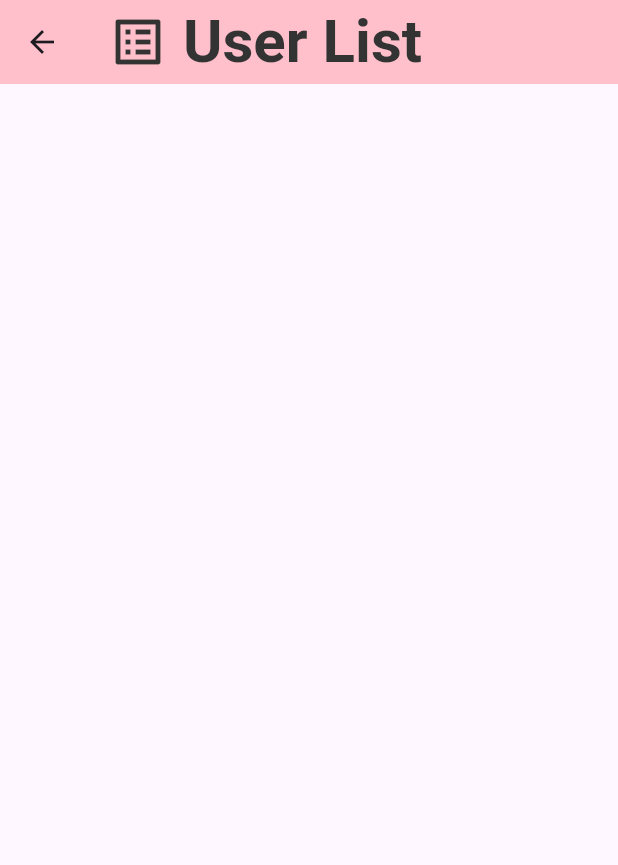
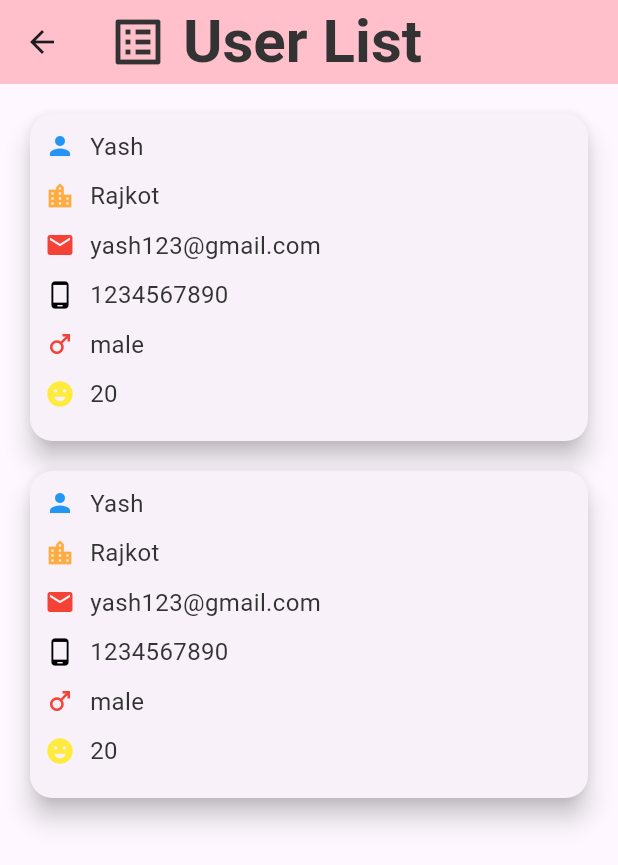
Before and after one commit to Yash-Kakadiya/App-Devlopment, a Flutter app: the screen it shows after launch, after a tap on "User List", on a phone screen of 412 x 824 dp. Shown: the top 865 px of the screen. Run offline on Flutter 3.47's test engine with Material 3 defaults, Android fonts, the phone set to English and light mode, and no system bars.

Commit message:
dummy data, userList screen

```diff
--- a/matrimony_app/lib/screens/add_user_screen.dart
+++ b/matrimony_app/lib/screens/add_user_screen.dart
@@ -1,6 +1,7 @@
 import 'package:flutter/material.dart';
 import 'package:matrimony_app/utils/components.dart';
 import '../utils/app_colors.dart';
+import '../utils/string_const.dart';
 import '../utils/user_model.dart';
 
 class AddUserScreen extends StatefulWidget {
@@ -12,8 +13,6 @@ class AddUserScreen extends StatefulWidget {
 
 class _AddUserScreenState extends State<AddUserScreen> {
   GlobalKey<FormState> formKey = GlobalKey();
-
-  UserModel userModelObj = UserModel();
 
   List<String> citiesList = [
     'Rajkot',
@@ -58,7 +57,10 @@ class _AddUserScreenState extends State<AddUserScreen> {
   @override
   Widget build(BuildContext context) {
     return Scaffold(
-        appBar: Components.getAppBar(icon: Icons.person_add, title: 'Add User'),
+        appBar: Components.getAppBar(
+          icon: Icons.person_add,
+          title: 'Add User',
+        ),
         body: SingleChildScrollView(
           padding: const EdgeInsets.all(15),
           child: Form(
@@ -217,6 +219,7 @@ class _AddUserScreenState extends State<AddUserScreen> {
                         ),
                       );
                       dob = '${date!.day}-${date!.month}-${date!.year}';
+                      setState(() {});
                     },
                     child: Container(
                       padding: const EdgeInsets.all(10),
@@ -420,6 +423,19 @@ class _AddUserScreenState extends State<AddUserScreen> {
   void saveForm() {
     if (formKey.currentState!.validate()) {
       print('Form Saved');
+      UserModel.addUser(
+        name: fullNameController.text,
+        email: emailController.text,
+        password: passwordController.text,
+        mobile: mobileController.text,
+        dob: dob,
+        age: '18',
+        city: cityController!,
+        gender: genderController!,
+        hobbies: hobbies,
+      );
+      print(UserModel.getUserList());
+      resetForm();
     }
   }
 
@@ -469,8 +485,12 @@ class _AddUserScreenState extends State<AddUserScreen> {
   }
 
   bool isUserRegistered(String value) {
-    List userList = userModelObj.getUserList();
-    userList.contains(value);
-    return true;
+    var userList = UserModel.userList;
+    for (int i = 0; i < userList.length; i++) {
+      if (userList[i][MOBILE] == value) {
+        return true;
+      }
+    }
+    return false;
   }
 }
--- a/matrimony_app/lib/screens/dashboard_screen.dart
+++ b/matrimony_app/lib/screens/dashboard_screen.dart
@@ -27,51 +27,38 @@ class _DashboardScreenState extends State<DashboardScreen> {
         ),
         backgroundColor: AppColors.primary,
       ),
-      body: Container(
-        color: AppColors.background,
+      body: SizedBox(
+        width: 500,
         child: Padding(
           padding: const EdgeInsets.all(10),
-          child: Column(
-            mainAxisAlignment: MainAxisAlignment.center,
+          child: GridView.count(
+            crossAxisCount: 2,
+            mainAxisSpacing: 10,
+            crossAxisSpacing: 10,
             children: [
-              Row(
-                mainAxisAlignment: MainAxisAlignment.spaceEvenly,
-                children: [
-                  _dashBoardBtn(
+              dashBoardBtn(
                 btnName: 'Add User',
                 icon: Icons.person_add,
+                iconColor: Colors.blue,
                 screen: const AddUserScreen(),
               ),
-                  const SizedBox(
-                    height: 10,
-                  ),
-                  _dashBoardBtn(
+              dashBoardBtn(
                 btnName: 'User List',
                 icon: Icons.list_alt,
+                iconColor: Colors.greenAccent,
                 screen: const UserListScreen(),
-                  )
-                ],
               ),
-              const SizedBox(
-                height: 20,
-              ),
-              Row(
-                mainAxisAlignment: MainAxisAlignment.spaceEvenly,
-                children: [
-                  _dashBoardBtn(
+              dashBoardBtn(
                 btnName: 'Favourite',
                 icon: Icons.favorite,
+                iconColor: Colors.red,
                 screen: const FavouriteUserScreen(),
               ),
-                  const SizedBox(
-                    height: 10,
-                  ),
-                  _dashBoardBtn(
+              dashBoardBtn(
                 btnName: 'About Us',
                 icon: Icons.menu_book,
+                iconColor: Colors.orange,
                 screen: const AboutUsScreen(),
-                  )
-                ],
               ),
             ],
           ),
@@ -80,53 +67,48 @@ class _DashboardScreenState extends State<DashboardScreen> {
     );
   }
 
-  Widget _dashBoardBtn({
+  Widget dashBoardBtn({
     required String btnName,
     required IconData icon,
+    required Color iconColor,
     required Widget screen,
   }) {
-    return Container(
-      height: 100,
-      decoration: BoxDecoration(
-        color: Colors.black,
-        borderRadius: BorderRadius.circular(30.0),
-        boxShadow: [
-          BoxShadow(
-            color: Colors.black.withOpacity(0.2),
-            offset: const Offset(0, 4),
-            blurRadius: 6,
+    return ElevatedButton(
+      style: ElevatedButton.styleFrom(
+        backgroundColor: Colors.white,
+        shape: RoundedRectangleBorder(
+          borderRadius: BorderRadius.circular(15),
         ),
-        ],
+        elevation: 7,
+        padding: const EdgeInsets.all(10),
       ),
-      child: InkWell(
-        child: ElevatedButton(
       onPressed: () {
-            Navigator.of(context).push(MaterialPageRoute(
+        Navigator.push(
+            context,
+            MaterialPageRoute(
               builder: (context) => screen,
             ));
       },
-          style: const ButtonStyle(
-            backgroundColor: WidgetStatePropertyAll(AppColors.secondary),
-          ),
       child: Column(
         mainAxisAlignment: MainAxisAlignment.center,
         children: [
           Icon(
             icon,
-                size: 40,
-                color: AppColors.accent,
+            size: 50,
+            color: iconColor,
+          ),
+          const SizedBox(
+            height: 7,
           ),
           Text(
             btnName,
             style: const TextStyle(
               fontSize: 20,
-                  color: AppColors.cardBackground,
               fontWeight: FontWeight.bold,
-                ),
-              )
-            ],
+              color: Colors.black,
             ),
           ),
+        ],
       ),
     );
   }
--- /dev/null
+++ b/matrimony_app/lib/screens/user_detail_screen.dart
@@ -0,0 +1,19 @@
+import 'package:flutter/material.dart';
+import 'package:matrimony_app/utils/components.dart';
+
+import '../utils/app_colors.dart';
+
+class UserDetailScreen extends StatelessWidget {
+  int? id;
+  UserDetailScreen({super.key, required int this.id});
+
+  @override
+  Widget build(BuildContext context) {
+    return Scaffold(
+      appBar: Components.getAppBar(
+        icon: Icons.person,
+        title: 'User Details',
+      ),
+    );
+  }
+}
--- a/matrimony_app/lib/screens/user_list_screen.dart
+++ b/matrimony_app/lib/screens/user_list_screen.dart
@@ -1,6 +1,10 @@
 import 'package:flutter/material.dart';
+import 'package:matrimony_app/screens/user_detail_screen.dart';
+import 'package:matrimony_app/utils/components.dart';
+import 'package:matrimony_app/utils/user_model.dart';
 
 import '../utils/app_colors.dart';
+import '../utils/string_const.dart';
 
 class UserListScreen extends StatelessWidget {
   const UserListScreen({super.key});
@@ -8,30 +12,109 @@ class UserListScreen extends StatelessWidget {
   @override
   Widget build(BuildContext context) {
     return Scaffold(
-      appBar: AppBar(
-        title: const Row(
+      appBar: Components.getAppBar(
+        icon: Icons.list_alt,
+        title: 'User List',
+      ),
+      body: getUserListView(),
+    );
+  }
+
+  Widget getUserListView() {
+    return ListView.builder(
+      padding: EdgeInsets.all(10),
+      itemCount: UserModel.userList.length,
+      itemBuilder: (context, index) {
+        var user = UserModel.userList[index];
+        return GestureDetector(
+          onTap: () {
+            Navigator.push(
+              context,
+              MaterialPageRoute(
+                builder: (context) => UserDetailScreen(
+                  id: index,
+                ),
+              ),
+            );
+          },
+          child: getCardView(user: user),
+        );
+      },
+    );
+  }
+
+  Widget getCardView({required user}) {
+    return Card(
+      margin: const EdgeInsets.all(10),
+      shape: RoundedRectangleBorder(
+        borderRadius: BorderRadius.circular(15.0),
+      ),
+      elevation: 7,
+      child: Padding(
+        padding: EdgeInsets.all(10),
+        child: Column(
+          crossAxisAlignment: CrossAxisAlignment.start,
           children: [
-            Icon(
-              Icons.list_alt,
-              size: 40,
-              weight: 400,
-              color: AppColors.textDark,
+            rowOfCard(
+              icon: Icons.person,
+              iconColor: Colors.blue,
+              data: user[NAME],
             ),
-            SizedBox(
-              width: 10,
+            SizedBox(height: 10,),
+            rowOfCard(
+              icon: Icons.location_city,
+              iconColor: Colors.orangeAccent,
+              data: user[CITY],
             ),
-            Text(
-              'User List',
-              style: TextStyle(
-                fontSize: 40,
-                fontWeight: FontWeight.bold,
-                color: AppColors.textDark,
-              ),
+            SizedBox(height: 10,),
+            rowOfCard(
+              icon: Icons.mail,
+              iconColor: Colors.red,
+              data: user[EMAIL],
             ),
+            SizedBox(height: 10,),
+            rowOfCard(
+              icon: Icons.phone_android,
+              iconColor: Colors.black,
+              data: user[MOBILE],
+            ),
+            SizedBox(height: 10,),
+            rowOfCard(
+              icon: user[GENDER]=='male'?Icons.male:Icons.female,
+              iconColor: Colors.red,
+              data: user[GENDER],
+            ),
+            SizedBox(height: 10,),
+            rowOfCard(
+              icon: Icons.emoji_emotions_rounded,
+              iconColor: Colors.yellow,
+              data: user[AGE],
+            ),
+            SizedBox(height: 10,),
           ],
         ),
-        backgroundColor: AppColors.primary,
       ),
     );
   }
+
+  Widget rowOfCard(
+      {required IconData icon, required Color iconColor, required data}) {
+    return Row(
+      children: [
+        Icon(
+          icon,
+          size: 20,
+          color: iconColor,
+        ),
+        const SizedBox(width: 10),
+        Text(
+          data,
+          style: const TextStyle(
+            fontSize: 16,
+            color: AppColors.textDark, // Dark text color
+          ),
+        ),
+      ],
+    );
+  }
 }
--- /dev/null
+++ b/matrimony_app/lib/utils/string_const.dart
@@ -0,0 +1,10 @@
+const String NAME = 'name';
+const String EMAIL = 'email';
+const String MOBILE = 'mobile';
+const String CITY = 'city';
+const String GENDER = 'gender';
+const String PASSWORD = 'password';
+const String DOB = 'dob';
+const String AGE = 'age';
+const String HOBBIES = 'hobbies';
+const String ISFAVORITE = 'isFavorite';
--- a/matrimony_app/lib/utils/user_model.dart
+++ b/matrimony_app/lib/utils/user_model.dart
@@ -1,19 +1,98 @@
+import './string_const.dart';
+
 class UserModel {
-  List<Map<String, dynamic>> userList = [];
+  static List<Map<String, dynamic>> userList = [
+    {
+      NAME: 'Yash',
+      EMAIL: 'yash123@gmail.com',
+      PASSWORD: 'Yash@123',
+      MOBILE: '1234567890',
+      DOB: '01-12-2005',
+      AGE: '20',
+      CITY: 'Rajkot',
+      GENDER: 'male',
+      HOBBIES: [
+        'Video Games 🎮',
+        'Reading 📖',
+        'Music 📻',
+      ],
+      ISFAVORITE: true,
+    },
+    {
+      NAME: 'Yash',
+      EMAIL: 'yash123@gmail.com',
+      PASSWORD: 'Yash@123',
+      MOBILE: '1234567890',
+      DOB: '01-12-2005',
+      AGE: '20',
+      CITY: 'Rajkot',
+      GENDER: 'male',
+      HOBBIES: [
+        'Video Games 🎮',
+        'Reading 📖',
+        'Music 📻',
+      ],
+      ISFAVORITE: true,
+    },
+  ];
 
-  void addUser({required String name}) {
+  static void addUser({
+    required String name,
+    required String email,
+    required String password,
+    required String mobile,
+    required String dob,
+    required String age,
+    required String city,
+    required String gender,
+    required List hobbies,
+    bool isFavorite = false,
+  }) {
+    Map<String, dynamic> user = {};
+    user[NAME] = name;
+    user[EMAIL] = email;
+    user[PASSWORD] = password;
+    user[MOBILE] = mobile;
+    user[DOB] = dob;
+    user[AGE] = age;
+    user[CITY] = city;
+    user[GENDER] = gender;
+    user[HOBBIES] = hobbies;
+    user[ISFAVORITE] = isFavorite;
+    userList.add(user);
   }
 
-  List<Map<String, dynamic>> getUserList() {
+  static List<Map<String, dynamic>> getUserList() {
     //region getUserList
     return userList;
     //endregion
   }
 
-  void updateUser({required int id}) {
+  static void updateUser({
+    required int id,
+    required String name,
+    required String email,
+    required String password,
+    required String mobile,
+    required String dob,
+    required String age,
+    required String city,
+    required String gender,
+    required List hobbies,
+  }) {
+    Map<String, dynamic> user = {};
+    user[NAME] = name;
+    user[EMAIL] = email;
+    user[PASSWORD] = password;
+    user[MOBILE] = mobile;
+    user[DOB] = dob;
+    user[AGE] = age;
+    user[CITY] = city;
+    user[HOBBIES] = hobbies;
+    userList[id] = user;
   }
 
-  void removeUser({required id}) {
+  static void removeUser({required id}) {
     //region removeUser
     userList.removeAt(id);
     //endregion
```
Lines whose indentation alone changed are shown as unchanged.
